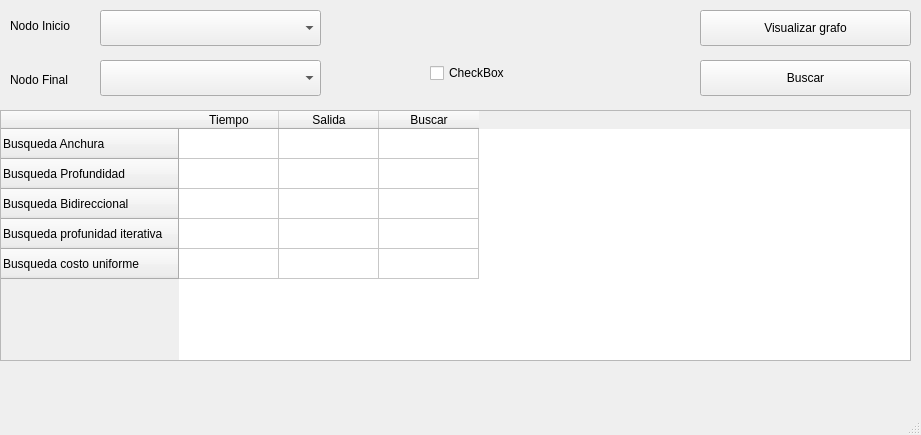
First picture: the form in src/ui/disenos/Ugrafo.ui, repository Krysthyan/UGrafo, before the edit.
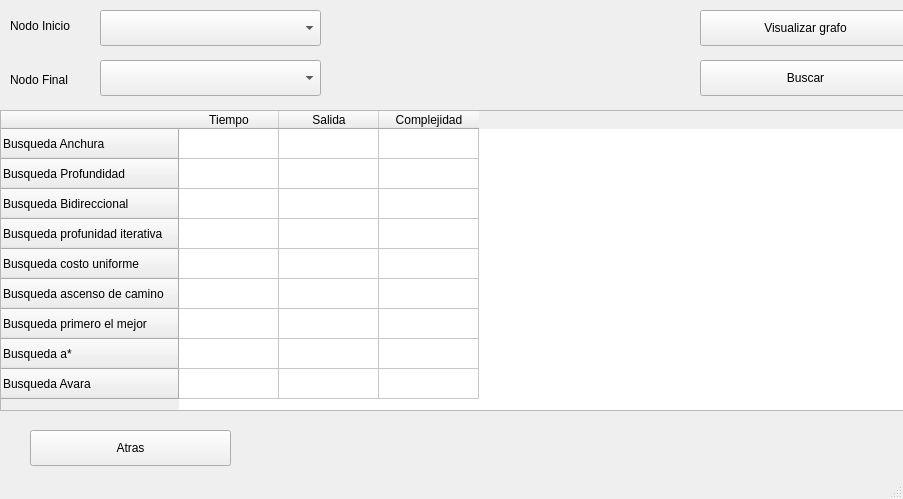
Second picture: the form after the edit.

What changed in the file:
```diff
--- a/src/ui/disenos/Ugrafo.ui
+++ b/src/ui/disenos/Ugrafo.ui
@@ -6,8 +6,8 @@
    <rect>
     <x>0</x>
     <y>0</y>
-    <width>921</width>
-    <height>435</height>
+    <width>903</width>
+    <height>499</height>
    </rect>
   </property>
   <property name="windowTitle">
@@ -46,7 +46,7 @@
       <x>0</x>
       <y>110</y>
       <width>911</width>
-      <height>251</height>
+      <height>301</height>
      </rect>
     </property>
     <layout class="QVBoxLayout" name="verticalLayout">
@@ -77,6 +77,26 @@
          <string>Busqueda costo uniforme</string>
         </property>
        </row>
+       <row>
+        <property name="text">
+         <string>Busqueda ascenso de camino</string>
+        </property>
+       </row>
+       <row>
+        <property name="text">
+         <string>Busqueda primero el mejor</string>
+        </property>
+       </row>
+       <row>
+        <property name="text">
+         <string>Busqueda a*</string>
+        </property>
+       </row>
+       <row>
+        <property name="text">
+         <string>Busqueda Avara</string>
+        </property>
+       </row>
        <column>
         <property name="text">
          <string>Tiempo</string>
@@ -89,7 +109,7 @@
        </column>
        <column>
         <property name="text">
-         <string>Buscar</string>
+         <string>Complejidad</string>
         </property>
        </column>
       </widget>
@@ -142,17 +162,17 @@
      <string>Nodo Final</string>
     </property>
    </widget>
-   <widget class="QCheckBox" name="checkBox">
+   <widget class="QPushButton" name="btn_atras">
     <property name="geometry">
      <rect>
-      <x>430</x>
-      <y>60</y>
-      <width>93</width>
-      <height>26</height>
+      <x>30</x>
+      <y>430</y>
+      <width>201</width>
+      <height>36</height>
      </rect>
     </property>
     <property name="text">
-     <string>CheckBox</string>
+     <string>Atras</string>
     </property>
    </widget>
   </widget>
```
Left out of the diff: 2 changed lines with no effect on the pictures.
